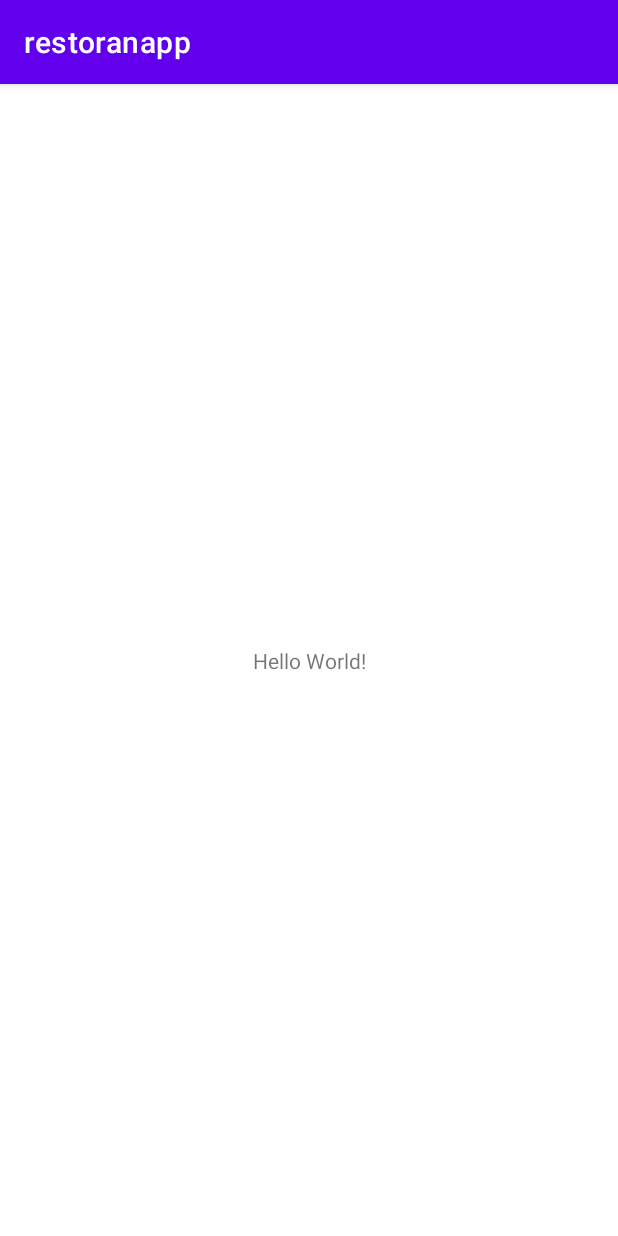
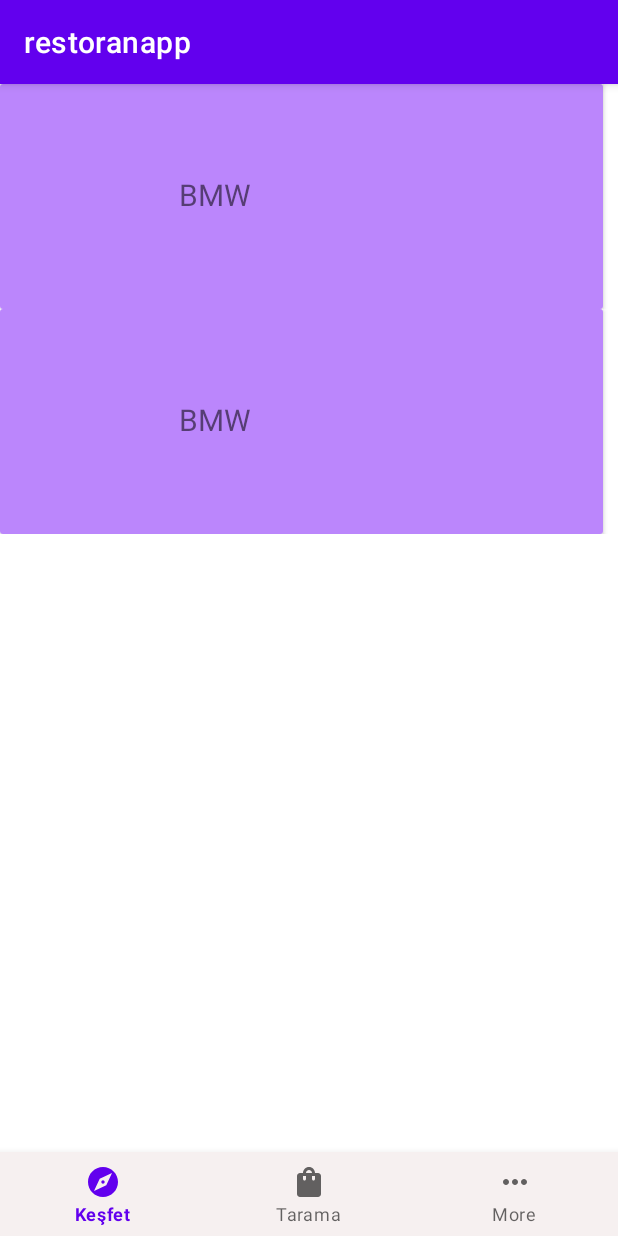
Before and after one commit to marmaraappteam/bitirme, an Android app: the screen it shows after launch (MainActivity), on a phone screen of 412 x 824 dp. Run offline under Robolectric (Android 15) with nearby library versions, the phone set to English and light mode, and no system bars.

Commit message:
recylview tasarlandı

```diff
--- a/app/build.gradle
+++ b/app/build.gradle
@@ -1,6 +1,7 @@
 plugins {
     id 'com.android.application'
     id 'kotlin-android'
+    id 'kotlin-android-extensions'
 }
 
 android {
--- a/app/src/main/java/com/example/restoranapp/MainActivity.kt
+++ b/app/src/main/java/com/example/restoranapp/MainActivity.kt
@@ -2,11 +2,48 @@ package com.example.restoranapp
 
 import androidx.appcompat.app.AppCompatActivity
 import android.os.Bundle
+import android.widget.LinearLayout
+import android.widget.Toast
+import androidx.fragment.app.Fragment
+import androidx.recyclerview.widget.LinearLayoutManager
+import kotlinx.android.synthetic.main.activity_main.*
 
 class MainActivity : AppCompatActivity() {
+
+    private lateinit var tempFragment:Fragment
+
+    private lateinit var ulkelerliste:ArrayList<ulkeler>
+
+
     override fun onCreate(savedInstanceState: Bundle?) {
         super.onCreate(savedInstanceState)
         setContentView(R.layout.activity_main)
+
+
+        supportFragmentManager.beginTransaction().add(R.id.fragment_tutucu,discover_fragment()).commit()
+
+        bottom_navigation.setOnNavigationItemSelectedListener {menuItem->
+            if (menuItem.itemId==R.id.bottom_discover)
+            {
+                Toast.makeText(applicationContext,"birinci",Toast.LENGTH_SHORT).show()
+                tempFragment=discover_fragment()
+            }
+            if (menuItem.itemId==R.id.bottom_browse)
+            {
+                Toast.makeText(applicationContext,"ikinci",Toast.LENGTH_SHORT).show()
+                tempFragment=browse_fragment()
+            }
+            if (menuItem.itemId==R.id.bottom_more)
+            {
+                Toast.makeText(applicationContext,"ucuncu",Toast.LENGTH_SHORT).show()
+                tempFragment=more_fragment()
+            }
+
+            supportFragmentManager.beginTransaction().replace(R.id.fragment_tutucu,tempFragment).commit()
+
+            true
+
+        }
     }
 
 }
--- /dev/null
+++ b/app/src/main/java/com/example/restoranapp/RecyclerViewAdapter.kt
@@ -0,0 +1,44 @@
+package com.example.myapplication
+
+import android.view.LayoutInflater
+import android.view.View
+import android.view.ViewGroup
+import android.widget.TextView
+import androidx.cardview.widget.CardView
+import androidx.recyclerview.widget.RecyclerView
+import com.example.restoranapp.R
+import com.example.restoranapp.ulkeler
+
+class RecyclerViewAdapter(val listData: List<ulkeler>,val clickListener: ClickListener): RecyclerView.Adapter<RecyclerViewAdapter.MyViewHolder>() {
+    override fun onCreateViewHolder(parent: ViewGroup, viewType: Int): RecyclerViewAdapter.MyViewHolder {
+        val view =  LayoutInflater.from(parent.context).inflate(R.layout.restoran_card,parent,false)
+
+        return MyViewHolder(view)
+    }
+
+    override fun getItemCount(): Int {
+        return listData.size
+    }
+
+    class MyViewHolder(view: View): RecyclerView.ViewHolder(view){
+
+        var titleTextView : TextView
+        var cardview: CardView
+
+        init {
+            titleTextView=view.findViewById(R.id.restoran_ad)
+            cardview=view.findViewById(R.id.restorancard_satir)
+        }
+
+    }
+
+    override fun onBindViewHolder(holder: MyViewHolder, position: Int) {
+        holder.titleTextView.text = listData.get(position).ulkead
+        holder.itemView.setOnClickListener{
+            clickListener.onItemClick(listData.get(position))
+        }
+    }
+    interface ClickListener {
+        fun onItemClick(dataModel: ulkeler)
+    }
+}
--- /dev/null
+++ b/app/src/main/java/com/example/restoranapp/browse_fragment.kt
@@ -0,0 +1,19 @@
+package com.example.restoranapp
+
+import android.os.Bundle
+import android.view.LayoutInflater
+import android.view.View
+import android.view.ViewGroup
+import androidx.fragment.app.Fragment
+
+class browse_fragment : Fragment() {
+
+    override fun onCreateView(
+        inflater: LayoutInflater,
+        container: ViewGroup?,
+        savedInstanceState: Bundle?
+    ): View? {
+        return inflater.inflate(R.layout.browse_fragment,container,false)
+    }
+
+}
--- /dev/null
+++ b/app/src/main/java/com/example/restoranapp/discover_fragment.kt
@@ -0,0 +1,71 @@
+package com.example.restoranapp
+
+
+import android.os.Bundle
+import android.view.LayoutInflater
+import android.view.View
+import android.view.ViewGroup
+
+import androidx.fragment.app.Fragment
+
+import androidx.recyclerview.widget.LinearLayoutManager
+
+import androidx.recyclerview.widget.RecyclerView
+
+import com.example.myapplication.RecyclerViewAdapter
+
+class discover_fragment : Fragment(), RecyclerViewAdapter.ClickListener {
+
+    private lateinit var adapter: RecyclerViewAdapter
+    private lateinit var adapter2: RecyclerViewAdapter
+    val listData: ArrayList<ulkeler> = ArrayList()
+
+
+    override fun onCreateView(
+        inflater: LayoutInflater,
+        container: ViewGroup?,
+        savedInstanceState: Bundle?
+    ): View? {
+        val view=inflater.inflate(R.layout.discover_fragment,container,false)
+        buildDisplayData()
+        initRecyclerView(view)
+        return view
+    }
+
+    private fun initRecyclerView(view: View) {
+        val recyclerView=view.findViewById<RecyclerView>(R.id.recyclerView)
+        val recyclerView2=view.findViewById<RecyclerView>(R.id.recyclerView2)
+        recyclerView.layoutManager=LinearLayoutManager(activity)
+        recyclerView2.layoutManager=LinearLayoutManager(activity)
+        (recyclerView.layoutManager as LinearLayoutManager).orientation=LinearLayoutManager.HORIZONTAL
+        (recyclerView2.layoutManager as LinearLayoutManager).orientation=LinearLayoutManager.HORIZONTAL
+        adapter =  RecyclerViewAdapter(listData,this)
+        adapter2 =  RecyclerViewAdapter(listData,this)
+        recyclerView.adapter = adapter
+        recyclerView2.adapter = adapter2
+    }
+
+    private fun buildDisplayData() {
+        listData.add(ulkeler(1,"BMW"))
+        listData.add(ulkeler(2,"veyt"))
+        listData.add(ulkeler(3,"reno"))
+        listData.add(ulkeler(4,"BferrerMW"))
+    }
+
+    companion object{
+        @JvmStatic
+        fun newInstance() =
+            discover_fragment().apply {
+                arguments=Bundle().apply {
+
+                }
+            }
+    }
+
+
+
+    override fun onItemClick(dataModel: ulkeler) {
+        TODO("Not yet implemented")
+    }
+
+}
--- /dev/null
+++ b/app/src/main/java/com/example/restoranapp/more_fragment.kt
@@ -0,0 +1,18 @@
+package com.example.restoranapp
+
+import android.os.Bundle
+import android.view.LayoutInflater
+import android.view.View
+import android.view.ViewGroup
+import androidx.fragment.app.Fragment
+
+class more_fragment : Fragment() {
+
+    override fun onCreateView(
+        inflater: LayoutInflater,
+        container: ViewGroup?,
+        savedInstanceState: Bundle?
+    ): View? {
+        return inflater.inflate(R.layout.more_fragment,container,false)
+    }
+}
--- /dev/null
+++ b/app/src/main/java/com/example/restoranapp/ulkeler.kt
@@ -0,0 +1,4 @@
+package com.example.restoranapp
+
+data class ulkeler(var ulkeno:Int?,var  ulkead:String?) {
+}
--- /dev/null
+++ b/app/src/main/res/drawable/ic_baseline_explore_24.xml
@@ -0,0 +1,10 @@
+<vector xmlns:android="http://schemas.android.com/apk/res/android"
+    android:width="24dp"
+    android:height="24dp"
+    android:viewportWidth="24"
+    android:viewportHeight="24"
+    android:tint="?attr/colorControlNormal">
+  <path
+      android:fillColor="@android:color/holo_purple"
+      android:pathData="M12,10.9c-0.61,0 -1.1,0.49 -1.1,1.1s0.49,1.1 1.1,1.1c0.61,0 1.1,-0.49 1.1,-1.1s-0.49,-1.1 -1.1,-1.1zM12,2C6.48,2 2,6.48 2,12s4.48,10 10,10 10,-4.48 10,-10S17.52,2 12,2zM14.19,14.19L6,18l3.81,-8.19L18,6l-3.81,8.19z"/>
+</vector>
--- /dev/null
+++ b/app/src/main/res/drawable/ic_baseline_more_horiz_24.xml
@@ -0,0 +1,10 @@
+<vector xmlns:android="http://schemas.android.com/apk/res/android"
+    android:width="24dp"
+    android:height="24dp"
+    android:viewportWidth="24"
+    android:viewportHeight="24"
+    android:tint="?attr/colorControlNormal">
+  <path
+      android:fillColor="@android:color/holo_purple"
+      android:pathData="M6,10c-1.1,0 -2,0.9 -2,2s0.9,2 2,2 2,-0.9 2,-2 -0.9,-2 -2,-2zM18,10c-1.1,0 -2,0.9 -2,2s0.9,2 2,2 2,-0.9 2,-2 -0.9,-2 -2,-2zM12,10c-1.1,0 -2,0.9 -2,2s0.9,2 2,2 2,-0.9 2,-2 -0.9,-2 -2,-2z"/>
+</vector>
--- /dev/null
+++ b/app/src/main/res/drawable/ic_baseline_shopping_bag_24.xml
@@ -0,0 +1,10 @@
+<vector xmlns:android="http://schemas.android.com/apk/res/android"
+    android:width="24dp"
+    android:height="24dp"
+    android:viewportWidth="24"
+    android:viewportHeight="24"
+    android:tint="?attr/colorControlNormal">
+  <path
+      android:fillColor="@android:color/holo_purple"
+      android:pathData="M18,6h-2c0,-2.21 -1.79,-4 -4,-4S8,3.79 8,6H6C4.9,6 4,6.9 4,8v12c0,1.1 0.9,2 2,2h12c1.1,0 2,-0.9 2,-2V8C20,6.9 19.1,6 18,6zM10,10c0,0.55 -0.45,1 -1,1s-1,-0.45 -1,-1V8h2V10zM12,4c1.1,0 2,0.9 2,2h-4C10,4.9 10.9,4 12,4zM16,10c0,0.55 -0.45,1 -1,1s-1,-0.45 -1,-1V8h2V10z"/>
+</vector>
--- a/app/src/main/res/layout/activity_main.xml
+++ b/app/src/main/res/layout/activity_main.xml
@@ -6,13 +6,25 @@
     android:layout_height="match_parent"
     tools:context=".MainActivity">
 
-    <TextView
-        android:layout_width="wrap_content"
+    <com.google.android.material.bottomnavigation.BottomNavigationView
+        android:id="@+id/bottom_navigation"
+        android:layout_width="match_parent"
         android:layout_height="wrap_content"
-        android:text="Hello World!"
+        android:background="#F6F0F0"
         app:layout_constraintBottom_toBottomOf="parent"
-        app:layout_constraintLeft_toLeftOf="parent"
-        app:layout_constraintRight_toRightOf="parent"
-        app:layout_constraintTop_toTopOf="parent" />
+        app:layout_constraintEnd_toEndOf="parent"
+        app:layout_constraintHorizontal_bias="0.0"
+        app:layout_constraintStart_toStartOf="parent"
+        app:menu="@menu/bottom_menu" />
+
+    <FrameLayout
+        android:id="@+id/fragment_tutucu"
+        android:layout_width="0dp"
+        android:layout_height="0dp"
+        app:layout_constraintBottom_toTopOf="@+id/bottom_navigation"
+        app:layout_constraintEnd_toEndOf="parent"
+        app:layout_constraintHorizontal_bias="0.0"
+        app:layout_constraintStart_toStartOf="parent"
+        app:layout_constraintTop_toTopOf="parent"/>
 
 </androidx.constraintlayout.widget.ConstraintLayout>
--- /dev/null
+++ b/app/src/main/res/layout/browse_fragment.xml
@@ -0,0 +1,14 @@
+<?xml version="1.0" encoding="utf-8"?>
+<androidx.constraintlayout.widget.ConstraintLayout xmlns:android="http://schemas.android.com/apk/res/android"
+    xmlns:tools="http://schemas.android.com/tools"
+    android:layout_width="match_parent"
+    android:layout_height="match_parent">
+
+    <TextView
+        android:id="@+id/textView2"
+        android:layout_width="wrap_content"
+        android:layout_height="wrap_content"
+        android:text="hello browse"
+        tools:layout_editor_absoluteX="86dp"
+        tools:layout_editor_absoluteY="278dp" />
+</androidx.constraintlayout.widget.ConstraintLayout>
--- /dev/null
+++ b/app/src/main/res/layout/discover_fragment.xml
@@ -0,0 +1,44 @@
+<?xml version="1.0" encoding="utf-8"?>
+<FrameLayout xmlns:android="http://schemas.android.com/apk/res/android"
+    xmlns:tools="http://schemas.android.com/tools"
+    android:layout_width="match_parent"
+    android:layout_height="match_parent"
+    tools:context=".discover_fragment">
+
+
+    <LinearLayout
+        android:layout_width="match_parent"
+        android:layout_height="wrap_content"
+        android:orientation="vertical" >
+
+        <LinearLayout
+            android:layout_width="match_parent"
+            android:layout_height="wrap_content"
+            android:orientation="vertical" >
+
+            <androidx.recyclerview.widget.RecyclerView
+                android:id="@+id/recyclerView"
+                android:layout_width="match_parent"
+                android:layout_height="match_parent"
+
+                android:text="abc" />
+
+
+        </LinearLayout>
+    <LinearLayout
+        android:layout_width="match_parent"
+        android:layout_height="wrap_content"
+        android:orientation="vertical" >
+
+        <androidx.recyclerview.widget.RecyclerView
+            android:id="@+id/recyclerView2"
+            android:layout_width="match_parent"
+            android:layout_height="match_parent"
+
+            android:text="abc" />
+
+
+    </LinearLayout>
+    </LinearLayout>
+
+</FrameLayout>
--- /dev/null
+++ b/app/src/main/res/layout/more_fragment.xml
@@ -0,0 +1,14 @@
+<?xml version="1.0" encoding="utf-8"?>
+<androidx.constraintlayout.widget.ConstraintLayout xmlns:android="http://schemas.android.com/apk/res/android"
+    xmlns:tools="http://schemas.android.com/tools"
+    android:layout_width="match_parent"
+    android:layout_height="match_parent">
+
+    <TextView
+        android:id="@+id/textView3"
+        android:layout_width="wrap_content"
+        android:layout_height="wrap_content"
+        android:text="hello more"
+        tools:layout_editor_absoluteX="187dp"
+        tools:layout_editor_absoluteY="288dp" />
+</androidx.constraintlayout.widget.ConstraintLayout>
--- /dev/null
+++ b/app/src/main/res/layout/restoran_card.xml
@@ -0,0 +1,35 @@
+<?xml version="1.0" encoding="utf-8"?>
+<LinearLayout xmlns:android="http://schemas.android.com/apk/res/android"
+    xmlns:app="http://schemas.android.com/apk/res-auto"
+    xmlns:tools="http://schemas.android.com/tools"
+    android:layout_width="match_parent"
+    android:layout_height="150dp">
+
+    <androidx.cardview.widget.CardView
+        android:id="@+id/restorancard_satir"
+        android:layout_width="match_parent"
+        android:layout_height="match_parent"
+        android:layout_marginRight="10dp">
+
+        <androidx.constraintlayout.widget.ConstraintLayout
+            android:layout_width="match_parent"
+            android:layout_height="match_parent"
+            android:background="@color/purple_200">
+
+            <TextView
+                android:id="@+id/restoran_ad"
+                android:layout_width="163dp"
+                android:layout_height="25dp"
+                android:layout_marginTop="60dp"
+                android:layout_marginBottom="10dp"
+                android:text="restoran1"
+                android:textSize="20sp"
+                app:layout_constraintBottom_toBottomOf="parent"
+                app:layout_constraintEnd_toEndOf="parent"
+                app:layout_constraintStart_toStartOf="parent"
+                app:layout_constraintTop_toTopOf="parent"
+                app:layout_constraintVertical_bias="0.0" />
+
+        </androidx.constraintlayout.widget.ConstraintLayout>
+    </androidx.cardview.widget.CardView>
+</LinearLayout>
--- /dev/null
+++ b/app/src/main/res/menu/bottom_menu.xml
@@ -0,0 +1,16 @@
+<?xml version="1.0" encoding="utf-8"?>
+<menu xmlns:android="http://schemas.android.com/apk/res/android">
+
+    <item
+        android:id="@+id/bottom_discover"
+        android:icon="@drawable/ic_baseline_explore_24"
+        android:title="Keşfet" />
+    <item
+        android:id="@+id/bottom_browse"
+        android:icon="@drawable/ic_baseline_shopping_bag_24"
+        android:title="Tarama" />
+    <item
+        android:id="@+id/bottom_more"
+        android:icon="@drawable/ic_baseline_more_horiz_24"
+        android:title="More" />
+</menu>
```
Also changed, not shown: 1 other file.
